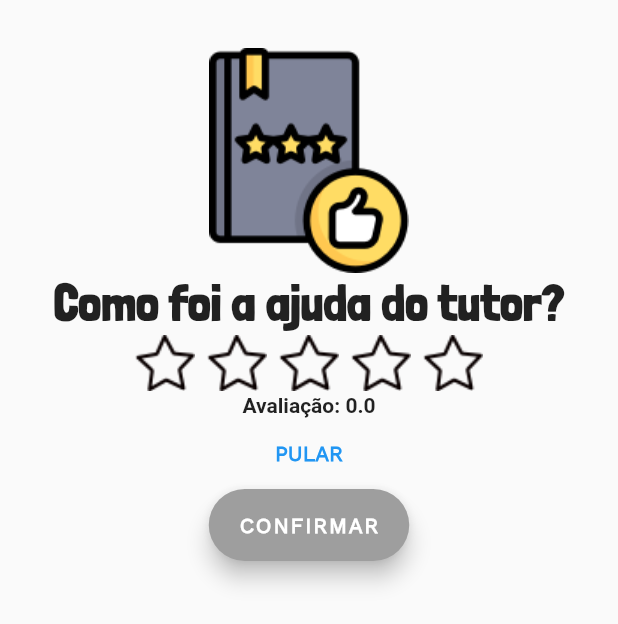
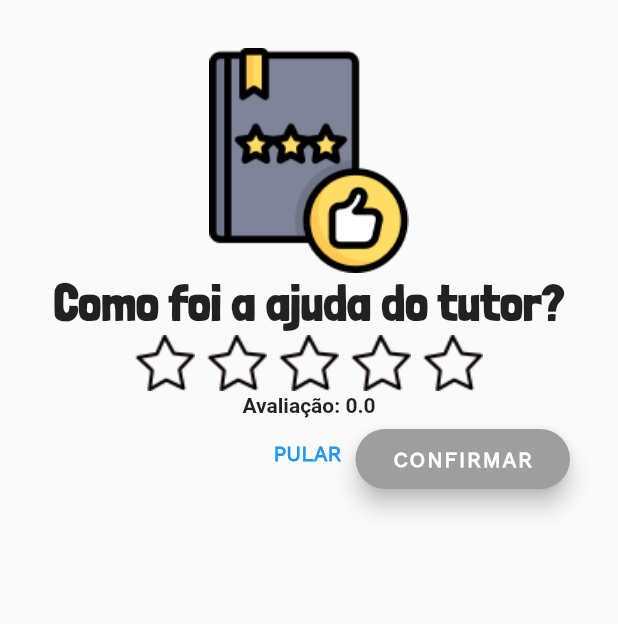
Before and after one commit to MarinaPiragibe/tutor_mundi, a Flutter app: the screen it shows after launch, on a phone screen of 412 x 824 dp. Shown: the top 624 px of the screen. Run offline on Flutter 3.47's test engine with Material 2 defaults, Android fonts, the phone set to English and light mode, and no system bars; drawn by our look-alikes of flutter_rating_bar.

Commit message:
Implementa a mudança de coresno botão de confirmar

```diff
--- a/lib/pages/home_page.dart
+++ b/lib/pages/home_page.dart
@@ -10,28 +10,39 @@ class HomePage extends StatefulWidget {
 
 class _HomePageState extends State<HomePage> {
   double _avaliacao = 0;
-  int _ratingBarMode = 0; //1
-  bool _isButtonDisabled = true;
+  final int _ratingBarMode = 0; //1
 
+  bool _isButtonDisabled = true; // Controla a ativação do botão de confirmar
+  Color _confirmButton_color = Colors.grey;
+
+  // Método de criação das estrelas de avaliação com o ratingBar Widget
   Widget _ratingBar(int mode) {
     return RatingBar(
       initialRating: 0,
       allowHalfRating: false,
-      itemCount: 5,
+      itemCount: 5, // Admite o valor de 5 estrelas
+
       ratingWidget: RatingWidget(
         full: Image.asset('assets/images/estrela_cheia.png'),
         half: Image.asset('assets/images/estrela_cheia.png'),
         empty: Image.asset('assets/images/estrela_vazia.png'),
       ),
-      itemPadding: EdgeInsets.symmetric(horizontal: 4),
+
+      itemPadding: const EdgeInsets.symmetric(horizontal: 4),
+
+      // Função responsável por atualizar o valor da avaliação de acordo com a estrela selecionada
       onRatingUpdate: (avaliacao) {
         setState(() {
           _avaliacao = avaliacao;
         });
         if (_avaliacao == 0) {
+          // Desabilita o botão de confirmar caso nenhuma estrela tenha sido selecionada
           _isButtonDisabled = true;
+          _confirmButton_color = Colors.grey;
         } else {
+          // Caso contrário, habilita o botão de confirmar
           _isButtonDisabled = false;
+          _confirmButton_color = Colors.blue;
         }
       },
     );
@@ -42,15 +53,15 @@ class _HomePageState extends State<HomePage> {
     return Scaffold(
         body: Center(
             child: Container(
-                padding: EdgeInsets.all(16),
-                margin: EdgeInsets.all(16),
+                padding: const EdgeInsets.all(16),
+                margin: const EdgeInsets.all(16),
                 child: Column(children: [
                   Image.asset(
                     "assets/images/livro.png",
                     fit: BoxFit.fill,
                     alignment: Alignment.center,
                   ),
-                  Text(
+                  const Text(
                     'Como foi a ajuda do tutor?',
                     style: TextStyle(
                         fontSize: 34,
@@ -61,9 +72,14 @@ class _HomePageState extends State<HomePage> {
                   _ratingBar(_ratingBarMode),
                   Text(
                     "Avaliação: $_avaliacao",
-                    style: TextStyle(fontWeight: FontWeight.bold),
+                    style: const TextStyle(fontWeight: FontWeight.bold),
                   ),
-                  TextButton(
+                  Row(
+                    mainAxisAlignment: MainAxisAlignment.end,
+                    crossAxisAlignment: CrossAxisAlignment.end,
+                    children: [
+                      const TextButton(
+                        onPressed: null,
                         child: Text(
                           'PULAR',
                           style: TextStyle(
@@ -71,20 +87,25 @@ class _HomePageState extends State<HomePage> {
                               fontFamily: 'WorkSans',
                               fontWeight: FontWeight.bold),
                         ),
-                    onPressed: null,
                       ),
-                  FloatingActionButton.extended(
-                    label: Text('CONFIRMAR',
+                      SizedBox(
+                        width: 143,
+                        height: 40,
+                        child: FloatingActionButton.extended(
+                          label: const Text('CONFIRMAR',
                               style: TextStyle(
                                   fontFamily: 'WorkSans',
                                   fontWeight: FontWeight.bold)),
-                    backgroundColor: Colors.grey,
+                          backgroundColor: _confirmButton_color,
                           onPressed: _isButtonDisabled
                               ? null
                               : () {
                                   print(_avaliacao);
                                 },
                         ),
+                      ),
+                    ],
+                  ),
                 ]))));
   }
 }
```
Lines whose indentation alone changed are shown as unchanged.
